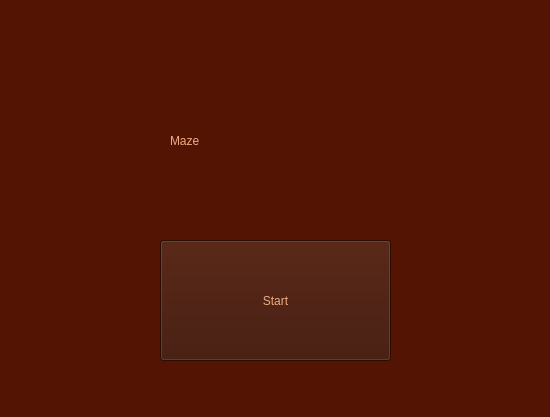
nesova/maze, file start_window.ui: the form before one commit.
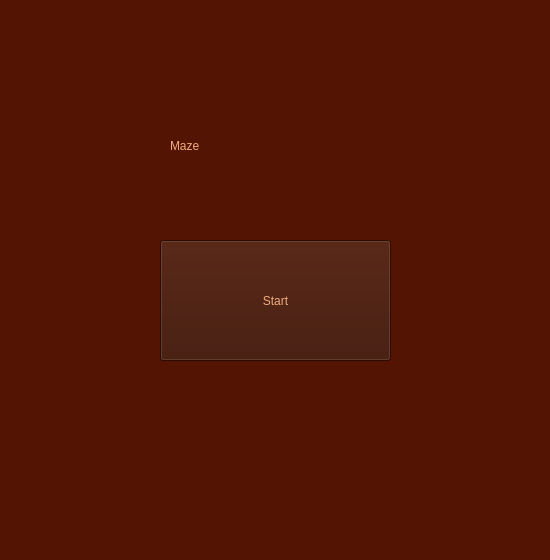
The form after the commit.

Commit message: screen size, qt files changes

```diff
--- a/start_window.ui
+++ b/start_window.ui
@@ -7,7 +7,7 @@
     <x>0</x>
     <y>0</y>
     <width>550</width>
-    <height>417</height>
+    <height>560</height>
    </rect>
   </property>
   <property name="windowTitle">
@@ -20,9 +20,9 @@
    <property name="geometry">
     <rect>
      <x>170</x>
-     <y>100</y>
+     <y>80</y>
      <width>211</width>
-     <height>81</height>
+     <height>131</height>
     </rect>
    </property>
    <property name="styleSheet">
```
The commit also changes 2 other files.
